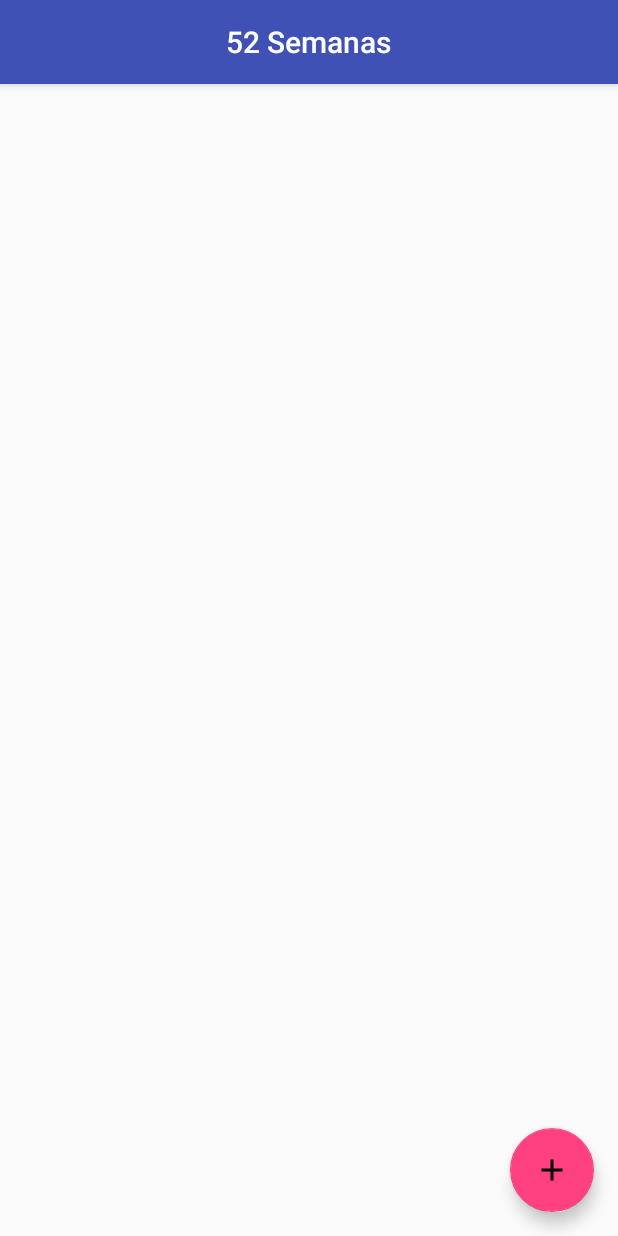
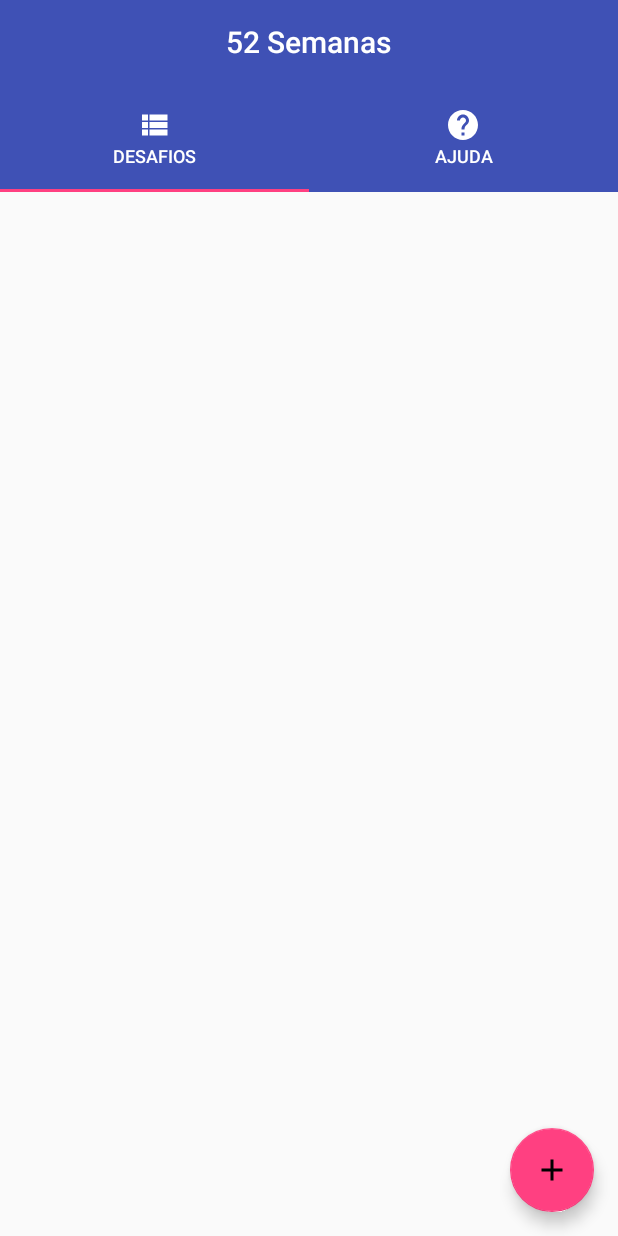
Before and after one commit to WeslleyQIZero/52SemanasApp, an Android app: the screen it shows after launch (DesafiosActivity), on a phone screen of 412 x 824 dp. Run offline under Robolectric (Android 15) with nearby library versions, the light colour scheme and no system bars.

Commit message:
adicionando tabs ao layout e configurações gerais

```diff
--- a/app/build.gradle
+++ b/app/build.gradle
@@ -30,5 +30,6 @@ dependencies {
     compile 'com.yarolegovich:lovely-dialog:1.0.7'
     compile 'com.wdullaer:materialdatetimepicker:3.2.2'
     compile 'com.rengwuxian.materialedittext:library:2.1.4'
+    compile 'com.android.support:support-v4:24.2.1'
     testCompile 'junit:junit:4.12'
 }
--- a/app/src/main/java/br/com/clubeapp/a52semanas/Activitys/Activitys/DesafiosActivity.java
+++ b/app/src/main/java/br/com/clubeapp/a52semanas/Activitys/Activitys/DesafiosActivity.java
@@ -1,34 +1,23 @@
 package br.com.clubeapp.a52semanas.Activitys.Activitys;
 
-import android.content.Intent;
 import android.os.Bundle;
-import android.support.design.widget.FloatingActionButton;
+import android.support.design.widget.TabLayout;
+import android.support.v4.content.ContextCompat;
+import android.support.v4.view.ViewPager;
 import android.support.v7.app.AppCompatActivity;
-import android.support.v7.widget.LinearLayoutManager;
-import android.support.v7.widget.RecyclerView;
 import android.support.v7.widget.Toolbar;
-import android.view.View;
-import android.view.MenuItem;
-import android.widget.EditText;
-import android.widget.Toast;
+import android.view.LayoutInflater;
+import android.widget.TextView;
 
-import com.yarolegovich.lovelydialog.LovelyCustomDialog;
-
-import java.util.ArrayList;
-
-import br.com.clubeapp.a52semanas.Activitys.Adaptes.DesafioAdapter;
-import br.com.clubeapp.a52semanas.Activitys.Models.Desafio;
-import br.com.clubeapp.a52semanas.Activitys.Utils.DividerItemDecoration;
+import br.com.clubeapp.a52semanas.Activitys.Adaptes.TabsAdapter;
+import br.com.clubeapp.a52semanas.Activitys.Fragments.AjudaFragment;
+import br.com.clubeapp.a52semanas.Activitys.Fragments.DesafiosFragment;
 import br.com.clubeapp.a52semanas.R;
 
 public class DesafiosActivity extends AppCompatActivity {
-
-    private RecyclerView recyclerView;
-    private RecyclerView.LayoutManager linearLayoutManager;
-    private DesafioAdapter mAdapter;
-    private Desafio item = new Desafio();
-
-    private Intent intent;
+    private SlidingTabLayout mSlidingTabLayout;
+    private ViewPager mViewPager;
+    private TabLayout tabLayout;
 
     @Override
     protected void onCreate(Bundle savedInstanceState) {
@@ -39,86 +28,33 @@ public class DesafiosActivity extends AppCompatActivity {
 
         getSupportActionBar().setDisplayShowTitleEnabled(false);
 
-        FloatingActionButton fab = (FloatingActionButton) findViewById(R.id.fab);
-        fab.setOnClickListener(new View.OnClickListener() {
-            @Override
-            public void onClick(View view) {
-               NovoDesafio();
-            }
-        });
+        mViewPager = (ViewPager) findViewById(R.id.vp_tabs);
+        setupViewPager(mViewPager);
 
-        //chamada para o metodo que monta a recyclerview
-        configRecyclerView();
+        tabLayout = (TabLayout) findViewById(R.id.tabs);
+        tabLayout.setBackgroundColor(ContextCompat.getColor(this,R.color.colorPrimary));
+        tabLayout.setTabGravity(TabLayout.GRAVITY_FILL);
+        tabLayout.setupWithViewPager(mViewPager);
+        setupTabIcons();
     }
 
-    public void NovoDesafio(){
-        /*new LovelyTextInputDialog(this, R.style.TintTheme)
-                .setTopColorRes(R.color.colorPrimary)
-                .setTitle(R.string.novo_desafio)
-                .setHint(R.string.action_settings)
-                .setInputFilter(R.string.app_name, new LovelyTextInputDialog.TextFilter() {
-                    @Override
-                    public boolean check(String text) {
-                        return text.matches("\\w+");
-                    }
-                })
-                .setIcon(R.drawable.ic_date)
-                .setConfirmButton(android.R.string.ok, new LovelyTextInputDialog.OnTextInputConfirmListener() {
-                    @Override
-                    public void onTextInputConfirmed(String text) {
-                        Toast.makeText(getApplicationContext(), text, Toast.LENGTH_SHORT).show();
-                    }
-                })
-                .setNegativeButton(android.R.string.no,null)
-                .show();*/
+    private void setupTabIcons() {
 
-       /* new LovelyCustomDialog(this)
-                .setView(R.layout.form_novo_desafio)
-                .setTopTitle(R.string.novo_desafio)
-                .setCancelable(false)
-                .setTopTitleColor(R.color.white)
-                .setTopColorRes(R.color.colorPrimary)
-                .setIcon(R.drawable.ic_add)
-                .setListener(R.id.btn_ok, new View.OnClickListener() {
-                    @Override
-                    public void onClick(View view) {
+        TextView tabOne = (TextView) LayoutInflater.from(this).inflate(R.layout.custom_tab, null);
+        tabOne.setText("DESAFIOS");
+        tabOne.setCompoundDrawablesWithIntrinsicBounds(0, R.drawable.ic_view_list, 0, 0);
+        tabLayout.getTabAt(0).setCustomView(tabOne);
 
-                    }
-                })
-                .setListener(R.id.btn_cancel,new View.OnClickListener(){
-
-                    @Override
-                    public void onClick(View view) {
-
-                    }
-                })
-                .show();*/
-
-       Intent intent = new Intent(this,NovoDesafioActivity.class);
-        startActivity(intent);
-
+        TextView tabTwo = (TextView) LayoutInflater.from(this).inflate(R.layout.custom_tab, null);
+        tabTwo.setText("AJUDA");
+        tabTwo.setCompoundDrawablesWithIntrinsicBounds(0, R.drawable.ic_help, 0, 0);
+        tabLayout.getTabAt(1).setCustomView(tabTwo);
     }
 
-    public void configRecyclerView(){
-        recyclerView = (RecyclerView) findViewById(R.id.recycler_view);
-
-        linearLayoutManager = new LinearLayoutManager(this);
-        recyclerView.setLayoutManager(linearLayoutManager);
-
-        mAdapter = new DesafioAdapter(new ArrayList<>(0));
-
-        recyclerView.setAdapter(mAdapter);
-
-        recyclerView.addItemDecoration(new DividerItemDecoration(this, LinearLayoutManager.VERTICAL));
-    }
-
-    @Override
-    public boolean onOptionsItemSelected(MenuItem item) {
-        // Handle action bar item clicks here. The action bar will
-        // automatically handle clicks on the Home/Up button, so long
-        // as you specify a parent activity in AndroidManifest.xml.
-        int id = item.getItemId();
-
-        return super.onOptionsItemSelected(item);
+    private void setupViewPager(ViewPager viewPager) {
+        TabsAdapter adapter = new TabsAdapter(getSupportFragmentManager(),this);
+        adapter.addFrag(new DesafiosFragment(), "DESAFIOS");
+        adapter.addFrag(new AjudaFragment(), "AJUDA");
+        viewPager.setAdapter(adapter);
     }
 }
--- /dev/null
+++ b/app/src/main/java/br/com/clubeapp/a52semanas/Activitys/Adaptes/TabsAdapter.java
@@ -0,0 +1,57 @@
+package br.com.clubeapp.a52semanas.Activitys.Adaptes;
+
+import android.content.Context;
+import android.support.v4.app.Fragment;
+import android.support.v4.app.FragmentManager;
+import android.support.v4.app.FragmentPagerAdapter;
+
+import java.util.ArrayList;
+import java.util.List;
+
+import br.com.clubeapp.a52semanas.Activitys.Fragments.AjudaFragment;
+import br.com.clubeapp.a52semanas.Activitys.Fragments.DesafiosFragment;
+
+/**
+ * Created by Denis Souza on 23/07/2017.
+ */
+
+public class TabsAdapter extends FragmentPagerAdapter {
+
+    private Context mContext;
+    private String[] titles = {"DESAFIOS","AJUDA"};
+
+    private final List<Fragment> mFragmentList = new ArrayList<>();
+    private final List<String> mFragmentTitleList = new ArrayList<>();
+
+    public TabsAdapter(FragmentManager fm,Context c) {
+        super(fm);
+        this.mContext = c;
+    }
+
+    @Override
+    public Fragment getItem(int position) {
+        Fragment f = null;
+        if (position==0){//DESAFIOS
+            f = new DesafiosFragment();
+        }
+        else if(position == 1){
+            f = new AjudaFragment();
+        }
+        return f;
+    }
+
+    public void addFrag(Fragment fragment, String title) {
+        mFragmentList.add(fragment);
+        mFragmentTitleList.add(title);
+    }
+    @Override
+    public int getCount() {
+        return titles.length;
+    }
+
+    @Override
+    public CharSequence getPageTitle(int position) {
+        return (titles[position]);
+
+    }
+}
--- /dev/null
+++ b/app/src/main/java/br/com/clubeapp/a52semanas/Activitys/Fragments/AjudaFragment.java
@@ -0,0 +1,30 @@
+package br.com.clubeapp.a52semanas.Activitys.Fragments;
+
+
+import android.os.Bundle;
+import android.support.v4.app.Fragment;
+import android.view.LayoutInflater;
+import android.view.View;
+import android.view.ViewGroup;
+
+import br.com.clubeapp.a52semanas.R;
+
+/**
+ * A simple {@link Fragment} subclass.
+ */
+public class AjudaFragment extends Fragment {
+
+
+    public AjudaFragment() {
+        // Required empty public constructor
+    }
+
+
+    @Override
+    public View onCreateView(LayoutInflater inflater, ViewGroup container,
+                             Bundle savedInstanceState) {
+        // Inflate the layout for this fragment
+        return inflater.inflate(R.layout.fragment_ajuda, container, false);
+    }
+
+}
--- /dev/null
+++ b/app/src/main/java/br/com/clubeapp/a52semanas/Activitys/Fragments/DesafiosFragment.java
@@ -0,0 +1,67 @@
+package br.com.clubeapp.a52semanas.Activitys.Fragments;
+
+import android.content.Intent;
+import android.os.Bundle;
+import android.support.design.widget.FloatingActionButton;
+import android.support.v4.app.Fragment;
+import android.support.v7.widget.LinearLayoutManager;
+import android.support.v7.widget.RecyclerView;
+import android.view.LayoutInflater;
+import android.view.View;
+import android.view.ViewGroup;
+
+import java.util.ArrayList;
+
+import br.com.clubeapp.a52semanas.Activitys.Activitys.NovoDesafioActivity;
+import br.com.clubeapp.a52semanas.Activitys.Adaptes.DesafioAdapter;
+import br.com.clubeapp.a52semanas.Activitys.Models.Desafio;
+import br.com.clubeapp.a52semanas.Activitys.Utils.DividerItemDecoration;
+import br.com.clubeapp.a52semanas.R;
+
+public class DesafiosFragment extends Fragment {
+
+    private RecyclerView recyclerView;
+    private RecyclerView.LayoutManager linearLayoutManager;
+    private DesafioAdapter mAdapter;
+    private Desafio item = new Desafio();
+
+    public DesafiosFragment() {}
+
+    @Override
+    public View onCreateView(LayoutInflater inflater, ViewGroup container,
+                             Bundle savedInstanceState) {
+
+        View view = inflater.inflate(R.layout.fragment_desafios, container, false);
+
+        //implementaçao floatingActionButton novo desafio
+        FloatingActionButton fab = (FloatingActionButton) view.findViewById(R.id.fab);
+        fab.setOnClickListener(new View.OnClickListener() {
+        @Override
+        public void onClick(View view) {
+           NovoDesafio();
+          }
+        });
+
+        //chamada para o metodo que monta a recyclerview
+        configRecyclerView(view);
+        return view;
+    }
+
+    public void NovoDesafio(){
+        Intent intent = new Intent(getContext(),NovoDesafioActivity.class);
+        startActivity(intent);
+    }
+
+    public void configRecyclerView(View view){
+        recyclerView = (RecyclerView) view.findViewById(R.id.recycler_view);
+
+        linearLayoutManager = new LinearLayoutManager(getContext());
+        recyclerView.setLayoutManager(linearLayoutManager);
+
+        mAdapter = new DesafioAdapter(new ArrayList<>(0));
+
+        recyclerView.setAdapter(mAdapter);
+
+        recyclerView.addItemDecoration(new DividerItemDecoration(getContext(), LinearLayoutManager.VERTICAL));
+    }
+}
--- /dev/null
+++ b/app/src/main/res/drawable/ic_help.xml
@@ -0,0 +1,9 @@
+<vector xmlns:android="http://schemas.android.com/apk/res/android"
+        android:width="24dp"
+        android:height="24dp"
+        android:viewportWidth="24.0"
+        android:viewportHeight="24.0">
+    <path
+        android:fillColor="#FFF"
+        android:pathData="M12,2C6.48,2 2,6.48 2,12s4.48,10 10,10 10,-4.48 10,-10S17.52,2 12,2zM13,19h-2v-2h2v2zM15.07,11.25l-0.9,0.92C13.45,12.9 13,13.5 13,15h-2v-0.5c0,-1.1 0.45,-2.1 1.17,-2.83l1.24,-1.26c0.37,-0.36 0.59,-0.86 0.59,-1.41 0,-1.1 -0.9,-2 -2,-2s-2,0.9 -2,2L8,9c0,-2.21 1.79,-4 4,-4s4,1.79 4,4c0,0.88 -0.36,1.68 -0.93,2.25z"/>
+</vector>
--- /dev/null
+++ b/app/src/main/res/drawable/ic_info.xml
@@ -0,0 +1,9 @@
+<vector xmlns:android="http://schemas.android.com/apk/res/android"
+        android:width="24dp"
+        android:height="24dp"
+        android:viewportWidth="24.0"
+        android:viewportHeight="24.0">
+    <path
+        android:fillColor="#FFF"
+        android:pathData="M12,2C6.48,2 2,6.48 2,12s4.48,10 10,10 10,-4.48 10,-10S17.52,2 12,2zM13,17h-2v-6h2v6zM13,9h-2L11,7h2v2z"/>
+</vector>
--- /dev/null
+++ b/app/src/main/res/drawable/ic_view_list.xml
@@ -0,0 +1,9 @@
+<vector xmlns:android="http://schemas.android.com/apk/res/android"
+        android:width="24dp"
+        android:height="24dp"
+        android:viewportWidth="24.0"
+        android:viewportHeight="24.0">
+    <path
+        android:fillColor="#FFF"
+        android:pathData="M4,14h4v-4L4,10v4zM4,19h4v-4L4,15v4zM4,9h4L8,5L4,5v4zM9,14h12v-4L9,10v4zM9,19h12v-4L9,15v4zM9,5v4h12L21,5L9,5z"/>
+</vector>
--- a/app/src/main/res/layout/activity_desafios.xml
+++ b/app/src/main/res/layout/activity_desafios.xml
@@ -1,15 +1,12 @@
 <?xml version="1.0" encoding="utf-8"?>
-<android.support.design.widget.CoordinatorLayout xmlns:android="http://schemas.android.com/apk/res/android"
+<LinearLayout
+    xmlns:android="http://schemas.android.com/apk/res/android"
     xmlns:app="http://schemas.android.com/apk/res-auto"
     xmlns:tools="http://schemas.android.com/tools"
     android:layout_width="match_parent"
     android:layout_height="match_parent"
+    android:orientation="vertical"
     tools:context="br.com.clubeapp.a52semanas.Activitys.Activitys.DesafiosActivity">
-
-    <android.support.design.widget.AppBarLayout
-        android:layout_width="match_parent"
-        android:layout_height="wrap_content"
-        android:theme="@style/AppTheme.AppBarOverlay">
 
         <android.support.v7.widget.Toolbar
             android:id="@+id/toolbar"
@@ -26,19 +23,19 @@
                 android:textColor="@android:color/white"
                 style="@style/TextAppearance.AppCompat.Widget.ActionBar.Title"
                 android:layout_gravity="center"/>
-
         </android.support.v7.widget.Toolbar>
 
-    </android.support.design.widget.AppBarLayout>
+    <android.support.design.widget.TabLayout
+        android:id="@+id/tabs"
+        android:layout_width="match_parent"
+        android:layout_height="@dimen/custom_tab_layout_height"
+        app:tabMode="fixed"
+        app:tabGravity="fill"/>
 
-    <include layout="@layout/content_desafios" />
+    <android.support.v4.view.ViewPager
+        android:id="@+id/vp_tabs"
+        android:layout_width="match_parent"
+        android:layout_height="0dp"
+        android:layout_weight="1"/>
 
-    <android.support.design.widget.FloatingActionButton
-        android:id="@+id/fab"
-        android:layout_width="wrap_content"
-        android:layout_height="wrap_content"
-        android:layout_gravity="bottom|end"
-        android:layout_margin="@dimen/fab_margin"
-        android:src="@drawable/ic_add_black" />
-
-</android.support.design.widget.CoordinatorLayout>
+</LinearLayout>
--- a/app/src/main/res/layout/content_desafios.xml
+++ b/app/src/main/res/layout/content_desafios.xml
@@ -7,13 +7,4 @@
     app:layout_behavior="@string/appbar_scrolling_view_behavior"
     tools:context="br.com.clubeapp.a52semanas.Activitys.Activitys.DesafiosActivity"
     tools:showIn="@layout/activity_desafios">
-
-    <android.support.v7.widget.RecyclerView
-        android:id="@+id/recycler_view"
-        android:layout_width="368dp"
-        android:layout_height="wrap_content"
-        android:scrollbars="vertical"
-        tools:layout_editor_absoluteY="0dp"
-        tools:layout_editor_absoluteX="8dp" />
-
 </RelativeLayout>
--- /dev/null
+++ b/app/src/main/res/layout/custom_tab.xml
@@ -0,0 +1,9 @@
+<?xml version="1.0" encoding="utf-8"?>
+<TextView xmlns:android="http://schemas.android.com/apk/res/android"
+    android:layout_width="wrap_content"
+    android:layout_height="wrap_content"
+    android:id="@+id/tab"
+    android:textColor="@color/white"
+    android:gravity="center"
+    android:textSize="@dimen/tab_label"
+    android:fontFamily="@string/font_fontFamily_medium"/>
--- /dev/null
+++ b/app/src/main/res/layout/fragment_ajuda.xml
@@ -0,0 +1,13 @@
+<FrameLayout xmlns:android="http://schemas.android.com/apk/res/android"
+    xmlns:tools="http://schemas.android.com/tools"
+    android:layout_width="match_parent"
+    android:layout_height="match_parent"
+    tools:context="br.com.clubeapp.a52semanas.Activitys.Fragments.AjudaFragment">
+
+    <!-- TODO: Update blank fragment layout -->
+    <TextView
+        android:layout_width="match_parent"
+        android:layout_height="match_parent"
+        android:text="@string/hello_blank_fragment" />
+
+</FrameLayout>
--- /dev/null
+++ b/app/src/main/res/layout/fragment_desafios.xml
@@ -0,0 +1,23 @@
+<FrameLayout xmlns:android="http://schemas.android.com/apk/res/android"
+    xmlns:tools="http://schemas.android.com/tools"
+    android:layout_width="match_parent"
+    android:layout_height="match_parent"
+    tools:context="br.com.clubeapp.a52semanas.Activitys.Fragments.DesafiosFragment">
+
+
+    <android.support.v7.widget.RecyclerView
+        android:id="@+id/recycler_view"
+        android:layout_width="368dp"
+        android:layout_height="wrap_content"
+        android:scrollbars="vertical"
+        tools:layout_editor_absoluteY="0dp"
+        tools:layout_editor_absoluteX="8dp" />
+
+    <android.support.design.widget.FloatingActionButton
+        android:id="@+id/fab"
+        android:layout_width="wrap_content"
+        android:layout_height="wrap_content"
+        android:layout_gravity="bottom|end"
+        android:layout_margin="@dimen/fab_margin"
+        android:src="@drawable/ic_add_black" />
+</FrameLayout>
--- a/app/src/main/res/values/dimens.xml
+++ b/app/src/main/res/values/dimens.xml
@@ -1,3 +1,9 @@
 <resources>
     <dimen name="fab_margin">16dp</dimen>
+    <dimen name="activity_horizontal_margin">16dp</dimen>
+    <dimen name="activity_vertical_margin">16dp</dimen>
+    <dimen name="tab_max_width">264dp</dimen>
+    <dimen name="tab_padding_bottom">16dp</dimen>
+    <dimen name="tab_label">12sp</dimen>
+    <dimen name="custom_tab_layout_height">72dp</dimen>
 </resources>
--- /dev/null
+++ b/app/src/main/res/values/fonts.xml
@@ -0,0 +1,4 @@
+<?xml version="1.0" encoding="utf-8"?>
+<resources>
+    <string name="font_fontFamily_medium">sans-serif-medium</string>
+</resources>
--- a/app/src/main/res/values/strings.xml
+++ b/app/src/main/res/values/strings.xml
@@ -2,4 +2,7 @@
     <string name="app_name">52 Semanas</string>
     <string name="action_settings">Settings</string>
     <string name="novo_desafio">Novo Desafio</string>
+
+    <!-- TODO: Remove or change this placeholder text -->
+    <string name="hello_blank_fragment">Hello blank fragment</string>
 </resources>
```
